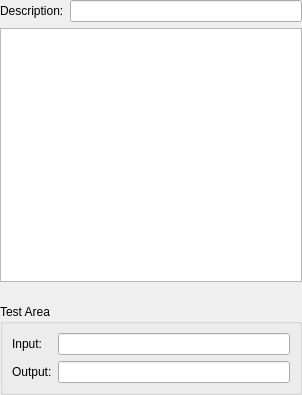
First picture: the form in src/KeyBindingEditor.ui, repository KDE/konsole, before the edit.
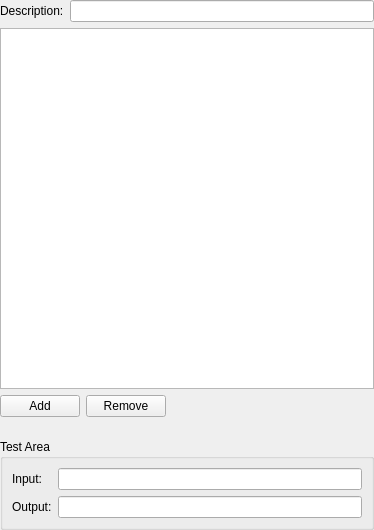
Second picture: the form after the edit.

Commit message: Allow removal of existing entries and adding of new entries in the key binding editor.  Fix binding table referring to old entries when making changes.

What changed in the file:
```diff
--- a/src/KeyBindingEditor.ui
+++ b/src/KeyBindingEditor.ui
@@ -5,8 +5,8 @@
    <rect>
     <x>0</x>
     <y>0</y>
-    <width>302</width>
-    <height>395</height>
+    <width>374</width>
+    <height>530</height>
    </rect>
   </property>
   <property name="windowTitle" >
@@ -49,6 +49,37 @@
      </property>
     </widget>
    </item>
+   <item>
+    <layout class="QHBoxLayout" >
+     <item>
+      <widget class="QPushButton" name="addEntryButton" >
+       <property name="text" >
+        <string>Add</string>
+       </property>
+      </widget>
+     </item>
+     <item>
+      <widget class="QPushButton" name="removeEntryButton" >
+       <property name="text" >
+        <string>Remove</string>
+       </property>
+      </widget>
+     </item>
+     <item>
+      <spacer>
+       <property name="orientation" >
+        <enum>Qt::Horizontal</enum>
+       </property>
+       <property name="sizeHint" >
+        <size>
+         <width>40</width>
+         <height>20</height>
+        </size>
+       </property>
+      </spacer>
+     </item>
+    </layout>
+   </item>
    <item>
     <spacer>
      <property name="orientation" >
```
The commit also changes 4 other files.
